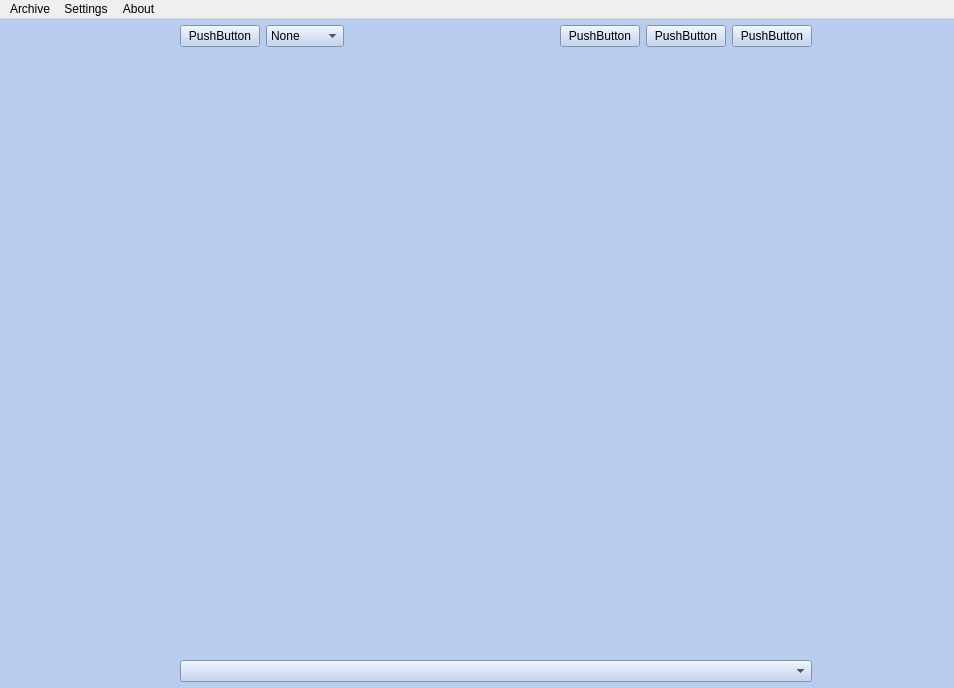
Above: main.ui from Gemmstone/PyNGtuber before the change. Below: the same form after it.
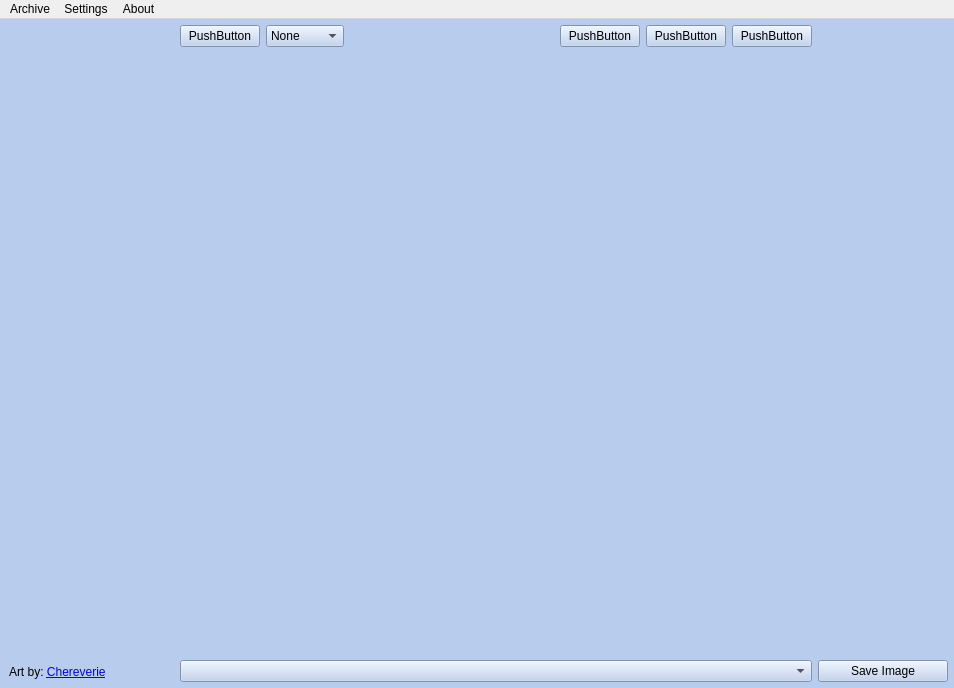
That is the form after the change.

What changed in the file:
```diff
--- a/main.ui
+++ b/main.ui
@@ -119,7 +119,7 @@
                <x>0</x>
                <y>0</y>
                <width>165</width>
-               <height>642</height>
+               <height>620</height>
               </rect>
              </property>
              <layout class="QVBoxLayout" name="verticalLayout">
@@ -142,6 +142,13 @@
             </widget>
            </widget>
           </item>
+          <item>
+           <widget class="QLabel" name="label">
+            <property name="text">
+             <string>Art by: &lt;a href=&quot;https://chereverie.art/&quot;&gt;Chereverie&lt;/a&gt;</string>
+            </property>
+           </widget>
+          </item>
          </layout>
         </widget>
        </item>
@@ -411,7 +418,7 @@
                <x>0</x>
                <y>0</y>
                <width>130</width>
-               <height>642</height>
+               <height>604</height>
               </rect>
              </property>
              <layout class="QVBoxLayout" name="verticalLayout_4">
@@ -434,6 +441,13 @@
             </widget>
            </widget>
           </item>
+          <item>
+           <widget class="QPushButton" name="Download">
+            <property name="text">
+             <string>Save Image</string>
+            </property>
+           </widget>
+          </item>
          </layout>
         </widget>
        </item>
```
Left out of the diff: 18 changed lines with no effect on the pictures.
